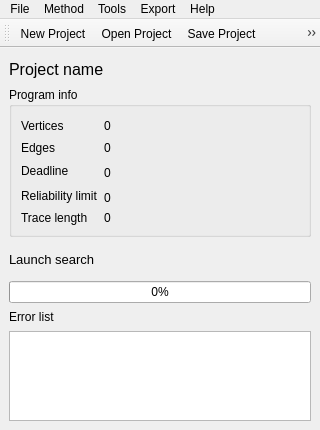
Above: src/SchedulerGUI/Windows/MainWindow.ui from DanielZorin/movepoint before the change. Below: the same form after it.
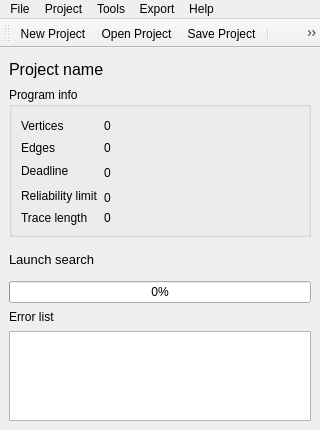
That is the form after the change. Icons and pictures are not drawn.

What changed in the file:
```diff
--- a/src/SchedulerGUI/Windows/MainWindow.ui
+++ b/src/SchedulerGUI/Windows/MainWindow.ui
@@ -479,7 +479,7 @@
    </widget>
    <widget class="QMenu" name="menuMethod">
     <property name="title">
-     <string>Method</string>
+     <string>Project</string>
     </property>
     <addaction name="actionStart"/>
     <addaction name="actionReset"/>
@@ -527,8 +527,12 @@
    <addaction name="actionNew_Project"/>
    <addaction name="actionOpen_Project"/>
    <addaction name="actionSave_Project"/>
+   <addaction name="separator"/>
+   <addaction name="actionEdit_Program_Graph"/>
    <addaction name="actionLaunch_Viewer"/>
+   <addaction name="separator"/>
    <addaction name="actionStart"/>
+   <addaction name="actionSettings"/>
   </widget>
   <action name="actionExit">
    <property name="text">
@@ -600,7 +604,7 @@
     </iconset>
    </property>
    <property name="text">
-    <string>Run</string>
+    <string>Launch Search</string>
    </property>
    <property name="shortcut">
     <string>F5</string>
@@ -694,6 +698,21 @@
    <property name="text">
     <string>Settings...</string>
    </property>
+   <property name="shortcut">
+    <string>F12</string>
+   </property>
+  </action>
+  <action name="actionEdit_Program_Graph">
+   <property name="icon">
+    <iconset resource="resources.qrc">
+     <normaloff>:/pics/pics/graph.png</normaloff>:/pics/pics/graph.png</iconset>
+   </property>
+   <property name="text">
+    <string>Edit Program Graph</string>
+   </property>
+   <property name="shortcut">
+    <string>F3</string>
+   </property>
   </action>
  </widget>
  <resources>
```
Left out of the diff: 32 changed lines with no effect on the pictures.
